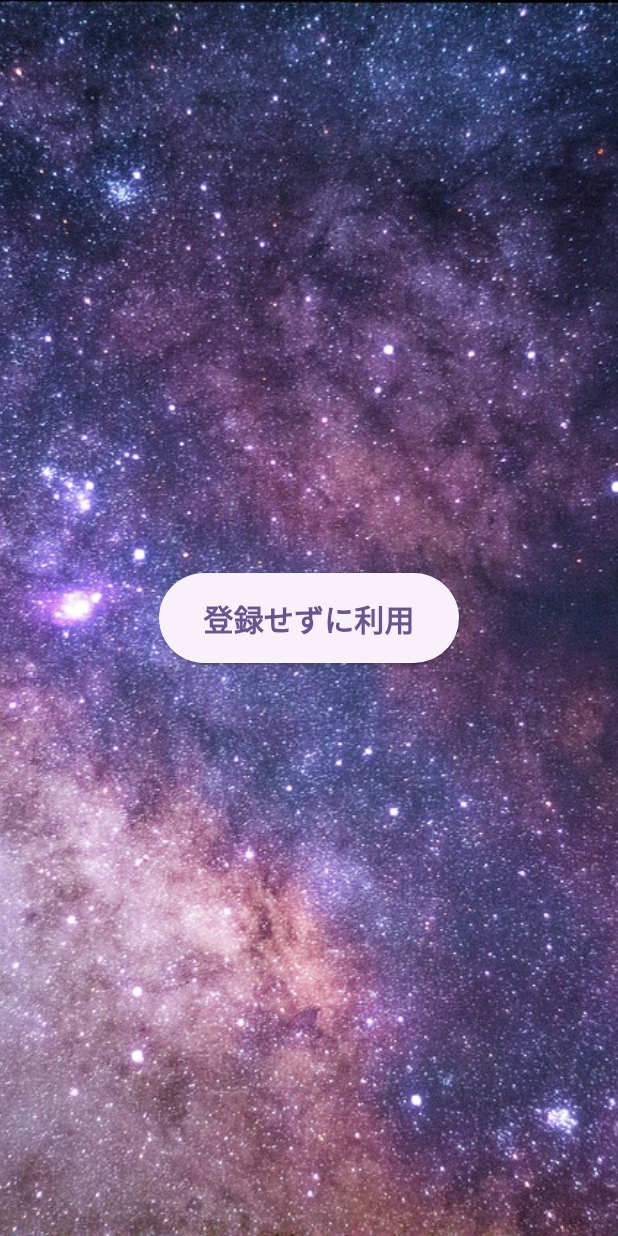
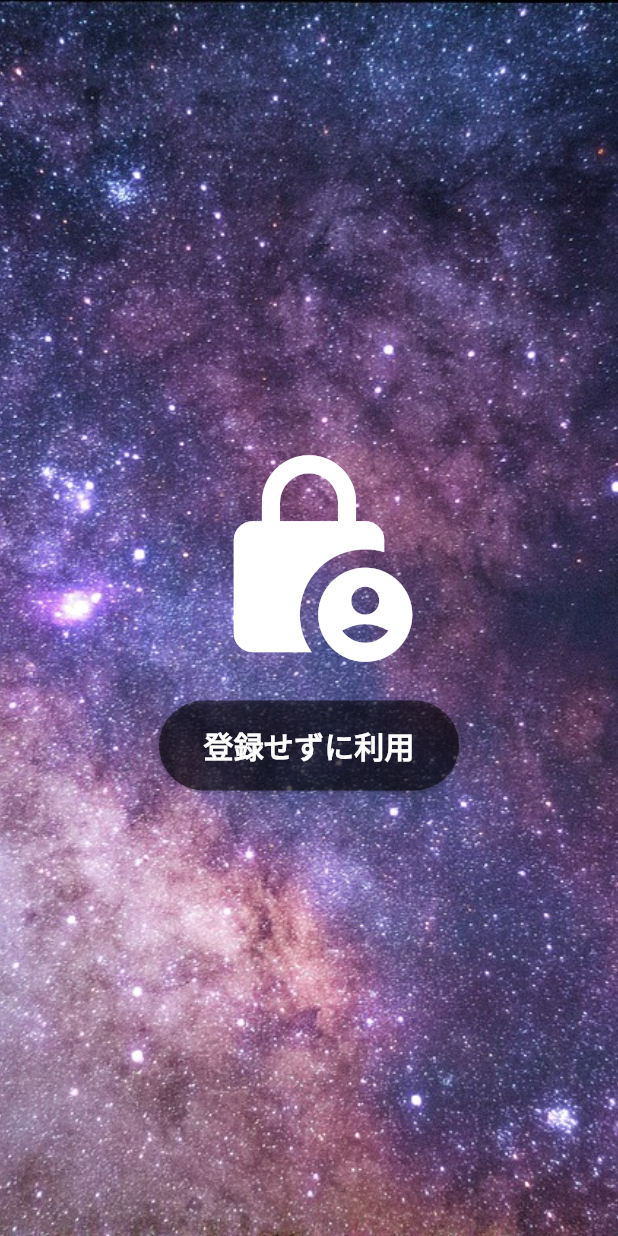
Before and after one commit to kitashio/ore_chans_app, a Flutter app: the screen it shows after launch, on a phone screen of 412 x 824 dp. Run offline on Flutter 3.47's test engine with Material 2 defaults, Android fonts, the phone set to English and light mode, and no system bars; our stand-ins replace cloud_firestore, dio, firebase_auth, firebase_core, flutter_riverpod, freezed_annotation and 2 more; accounts and stored records are empty; generated files the repository leaves out were written again.

Commit message:
style: layout

```diff
--- a/lib/firebase/src/features/auth/presentation/signin_page.dart
+++ b/lib/firebase/src/features/auth/presentation/signin_page.dart
@@ -21,6 +21,8 @@ class SignInPage extends ConsumerWidget {
           child: Column(
             mainAxisAlignment: MainAxisAlignment.center,
             children: [
+              const Icon(Icons.lock_person, size: 150, color: Colors.white),
+              const SizedBox(height: 20),
               // ログインボタンのコンポーネントを呼び出す
               AuthButton(
                   text: '登録せずに利用',
--- a/lib/firebase/src/features/auth/presentation/widget/auth_button.dart
+++ b/lib/firebase/src/features/auth/presentation/widget/auth_button.dart
@@ -1,6 +1,7 @@
 import 'package:flutter/material.dart';
 import 'package:flutter_riverpod/flutter_riverpod.dart';
 import 'package:ore_chans_app/firebase/src/features/auth/application/auth_notifier.dart';
+import 'package:ore_chans_app/utils/loading_component.dart';
 
 /// [ログイン用のボタンのコンポーネント]
 class AuthButton extends ConsumerWidget {
@@ -26,14 +27,18 @@ class AuthButton extends ConsumerWidget {
       width: 200,
       height: 60,
       child: ElevatedButton(
+        style: ElevatedButton.styleFrom(
+          backgroundColor: Colors.black54
+        ),
         // ログイン中はボタンを押せないようにする。ぐるぐる回るアイコンを表示する。
         onPressed: state.isLoading ? null : onPressed,
         child: state.isLoading
-            ? const CircularProgressIndicator()
+            ? const LoadingComponent()
             : Text(text,
                 style: const TextStyle(
                   fontSize: 20,
                   fontWeight: FontWeight.bold,
+                  color: Colors.white
                 )),
       ),
     );
--- a/lib/firebase/src/features/post_crud_app/presentation/view/post_page.dart
+++ b/lib/firebase/src/features/post_crud_app/presentation/view/post_page.dart
@@ -4,6 +4,7 @@ import 'package:ore_chans_app/firebase/src/features/auth/application/auth_notifi
 import 'package:ore_chans_app/firebase/src/features/post_crud_app/application/post_provider.dart';
 import 'package:ore_chans_app/firebase/src/features/post_crud_app/domain/post/post.dart';
 import 'package:ore_chans_app/firebase/src/features/post_crud_app/presentation/state/post_notifier.dart';
+import 'package:ore_chans_app/utils/loading_component.dart';
 
 /// [ログイン後のページ]ここで、投稿と表示をする
 class PostPage extends ConsumerWidget {
@@ -107,7 +108,7 @@ class PostPage extends ConsumerWidget {
                   );
                 },
                 loading: () => const Center(
-                  child: CircularProgressIndicator(),
+                  child: LoadingComponent(),
                 ),
                 error: (error, stackTrace) => Center(
                   child: Text(error.toString()),
```
Also changed, not shown: lib/firebase/src/features/post_crud_app/data/post_repository.dart (+0 -65 lines).
